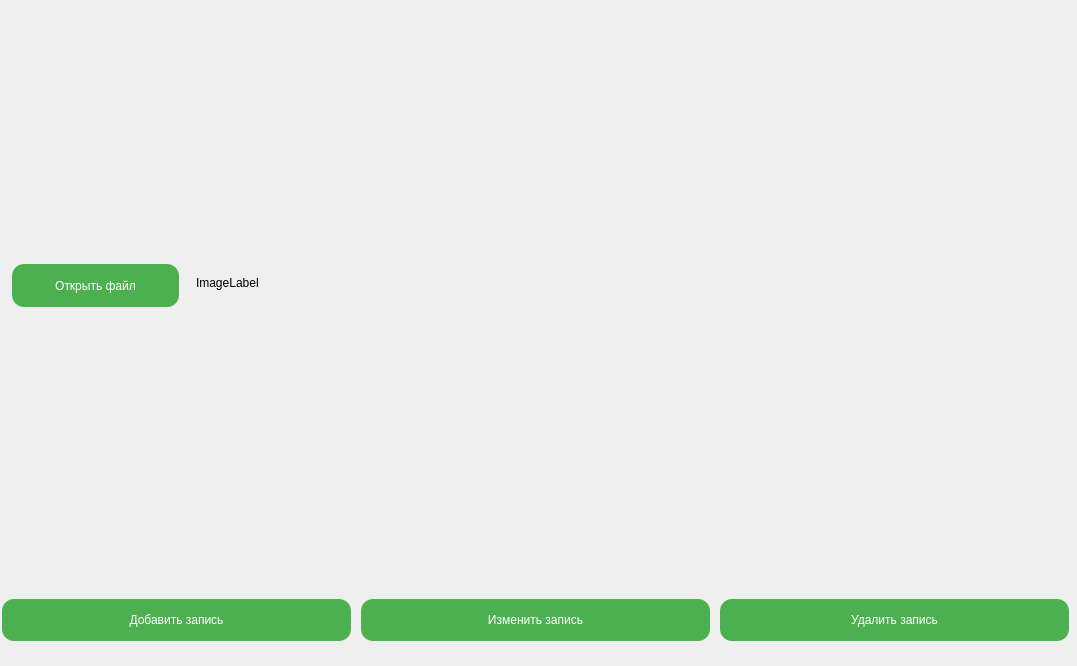
Before: the Qt Designer form PRCVI.ui in HellCuteCorgi/PRCVI, drawn with Qt 5.
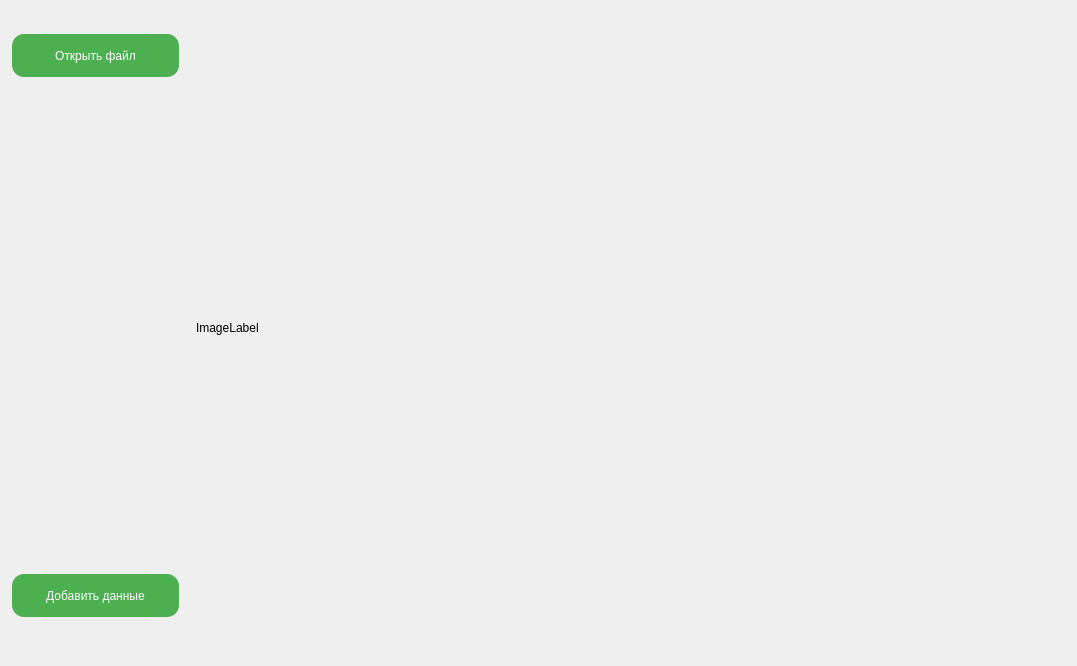
After: the same form once the commit is applied. Icons and pictures are not drawn.

```diff
--- a/PRCVI.ui
+++ b/PRCVI.ui
@@ -53,68 +53,11 @@
    <property name="styleSheet">
     <string notr="true"/>
    </property>
-   <widget class="QWidget" name="horizontalLayoutWidget">
-    <property name="geometry">
-     <rect>
-      <x>0</x>
-      <y>570</y>
-      <width>1071</width>
-      <height>101</height>
-     </rect>
-    </property>
-    <layout class="QHBoxLayout" name="horizontalLayout">
-     <item>
-      <widget class="QPushButton" name="AddNote">
-       <property name="font">
-        <font>
-         <pointsize>-1</pointsize>
-         <underline>false</underline>
-         <strikeout>false</strikeout>
-        </font>
-       </property>
-       <property name="styleSheet">
-        <string notr="true"/>
-       </property>
-       <property name="text">
-        <string>Добавить запись</string>
-       </property>
-      </widget>
-     </item>
-     <item>
-      <widget class="QPushButton" name="EditNote">
-       <property name="font">
-        <font>
-         <pointsize>-1</pointsize>
-         <underline>false</underline>
-         <strikeout>false</strikeout>
-        </font>
-       </property>
-       <property name="text">
-        <string>Изменить запись</string>
-       </property>
-      </widget>
-     </item>
-     <item>
-      <widget class="QPushButton" name="DeleteNote">
-       <property name="font">
-        <font>
-         <pointsize>-1</pointsize>
-         <underline>false</underline>
-         <strikeout>false</strikeout>
-        </font>
-       </property>
-       <property name="text">
-        <string>Удалить запись</string>
-       </property>
-      </widget>
-     </item>
-    </layout>
-   </widget>
    <widget class="QPushButton" name="OpenFile">
     <property name="geometry">
      <rect>
       <x>10</x>
-      <y>260</y>
+      <y>30</y>
       <width>171</width>
       <height>51</height>
      </rect>
@@ -136,13 +79,33 @@
       <x>196</x>
       <y>22</y>
       <width>851</width>
-      <height>521</height>
+      <height>611</height>
      </rect>
     </property>
     <property name="text">
      <string>ImageLabel</string>
     </property>
    </widget>
+   <widget class="QPushButton" name="AddNote">
+    <property name="geometry">
+     <rect>
+      <x>10</x>
+      <y>570</y>
+      <width>171</width>
+      <height>51</height>
+     </rect>
+    </property>
+    <property name="font">
+     <font>
+      <pointsize>-1</pointsize>
+      <underline>false</underline>
+      <strikeout>false</strikeout>
+     </font>
+    </property>
+    <property name="text">
+     <string>Добавить данные</string>
+    </property>
+   </widget>
   </widget>
  </widget>
  <resources>
```
Left out of the diff: 2 changed lines with no effect on the pictures.
